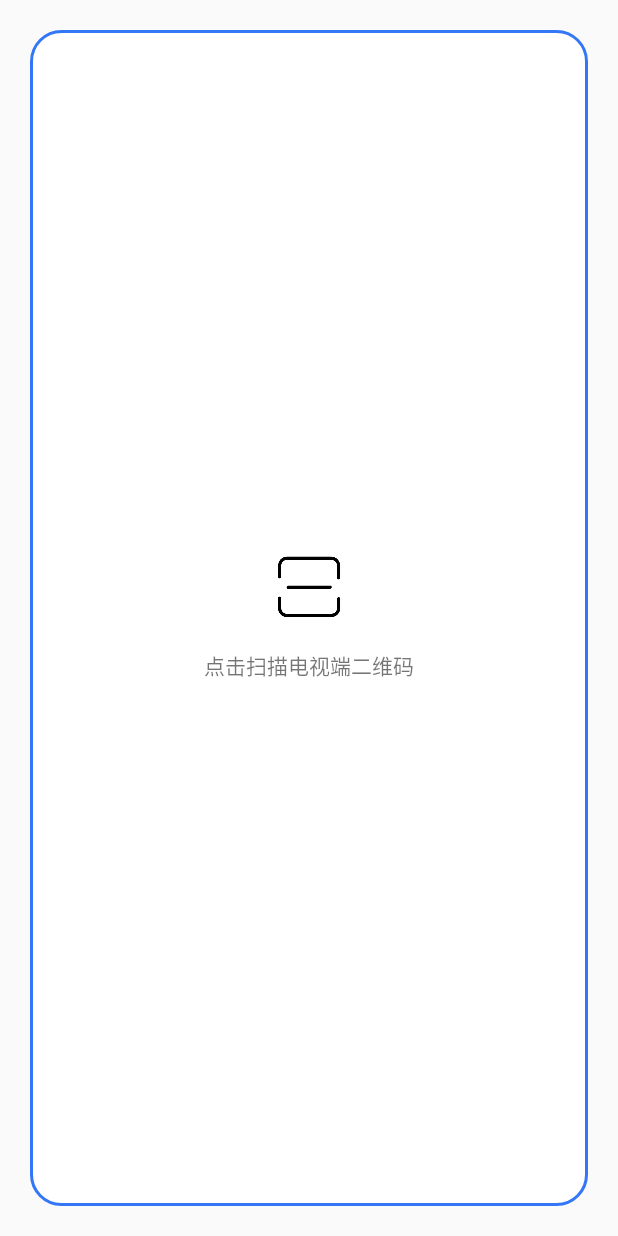
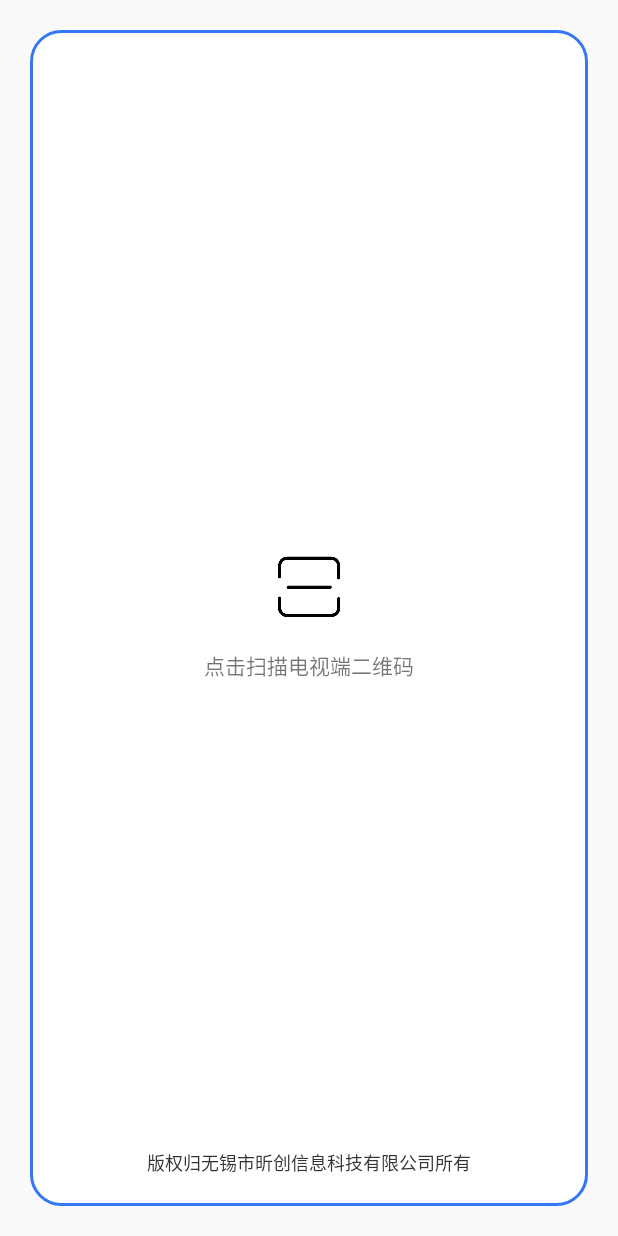
Before and after one commit to cjlkbxt/Tv_link2, an Android app: the screen it shows after launch (ScanActivity), on a phone screen of 412 x 824 dp. Run offline under Robolectric (Android 15) with nearby library versions, the phone set to English and light mode, and no system bars; our stand-ins replace RxJava; libraries missing offline, so code that uses them is left out: com.jakewharton.rxbinding3; network calls fail; 1 statement that could not run was skipped.

Commit message:
界面优化

```diff
--- a/mobile_port/src/main/res/layout/activity_scan.xml
+++ b/mobile_port/src/main/res/layout/activity_scan.xml
@@ -118,4 +118,15 @@
 
     </androidx.constraintlayout.widget.ConstraintLayout>
 
+    <TextView
+        android:layout_width="wrap_content"
+        android:layout_height="wrap_content"
+        android:layout_marginBottom="20dp"
+        android:textSize="12sp"
+        android:textColor="#333"
+        android:text="版权归无锡市昕创信息科技有限公司所有"
+        app:layout_constraintBottom_toBottomOf="parent"
+        app:layout_constraintLeft_toLeftOf="parent"
+        app:layout_constraintRight_toRightOf="parent" />
+
 </androidx.constraintlayout.widget.ConstraintLayout>
--- a/mobile_port/src/main/res/values/strings.xml
+++ b/mobile_port/src/main/res/values/strings.xml
@@ -1,3 +1,3 @@
 <resources>
-    <string name="app_name">TV控制端</string>
+    <string name="app_name">昕创智慧工地</string>
 </resources>
--- a/tv_port/src/main/res/values/strings.xml
+++ b/tv_port/src/main/res/values/strings.xml
@@ -1,3 +1,3 @@
 <resources>
-    <string name="app_name">TV端</string>
+    <string name="app_name">昕创智慧工地</string>
 </resources>
```
Also changed, not shown: lib_zxing/build.gradle (+4 -4 lines), tv_port/src/main/res/layout/activity_main.xml (+16 -2 lines).
